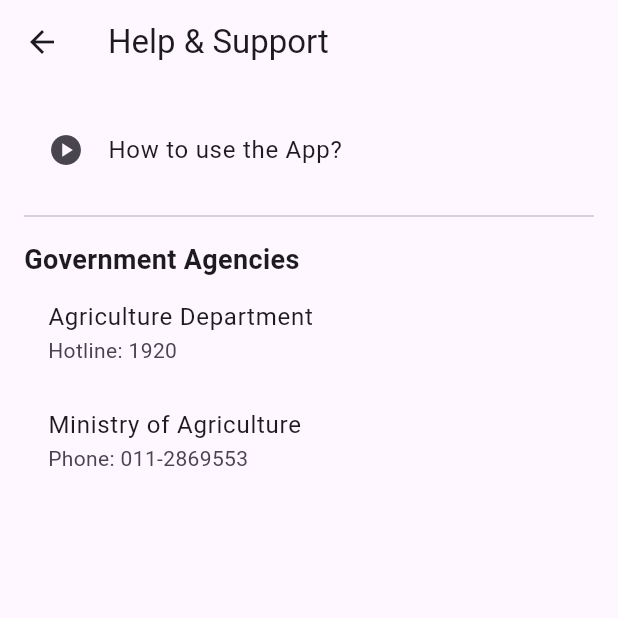
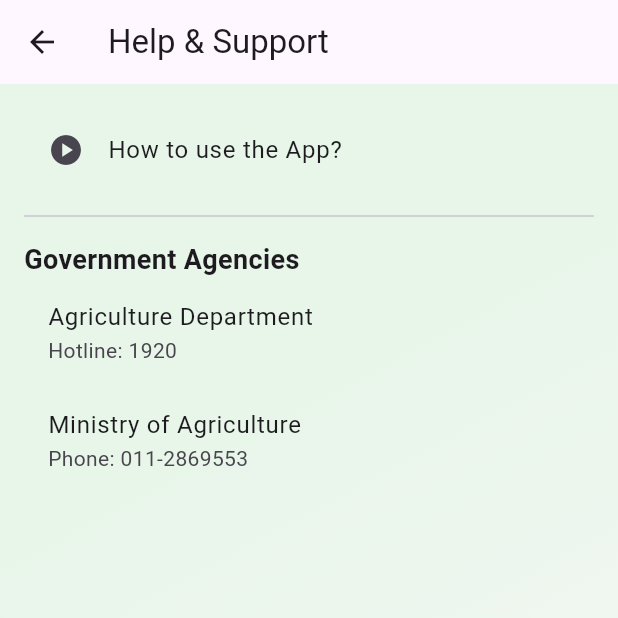
Before and after one commit to Ivan-6332/FreshtrackSL, a Flutter app: the HelpSupportScreen screen opened directly, on a phone screen of 412 x 824 dp, the top half of it. Run offline on Flutter 3.47's test engine with Material 3 defaults, Android fonts, the phone set to English and light mode, and no system bars; our stand-ins replace flutter_dotenv, flutter_secure_storage, shared_preferences, supabase_flutter; accounts and stored records are empty.

Commit message:
Styled help and support tab

```diff
--- a/Frontend/lib/screens/settings/help_support.dart
+++ b/Frontend/lib/screens/settings/help_support.dart
@@ -9,16 +9,29 @@ class HelpSupportScreen extends StatelessWidget {
     if (await canLaunch(url)) {
       await launch(url);
     }
-
   }
 
   @override
   Widget build(BuildContext context) {
+    // Added colors from ExploreTab
+    final Color _paleGreen = const Color(0xFFE8F5E9); // Background green
+    final Color _lightBg = const Color(0xFFFAFAFA); // Off-white background
+
     return Scaffold(
       appBar: AppBar(
         title: const Text('Help & Support'),
       ),
-      body: ListView(
+      body: Container(
+        // Added gradient background same as ExploreTab
+        decoration: BoxDecoration(
+          gradient: LinearGradient(
+            begin: Alignment.topLeft,
+            end: Alignment.bottomRight,
+            colors: [_paleGreen, _lightBg],
+            stops: const [0.3, 1.0],
+          ),
+        ),
+        child: ListView(
           padding: const EdgeInsets.all(16.0),
           children: [
             ListTile(
@@ -46,6 +59,7 @@ class HelpSupportScreen extends StatelessWidget {
             // Add more agency contacts as needed
           ],
         ),
+      ),
     );
   }
 }
```
Lines whose indentation alone changed are shown as unchanged.
